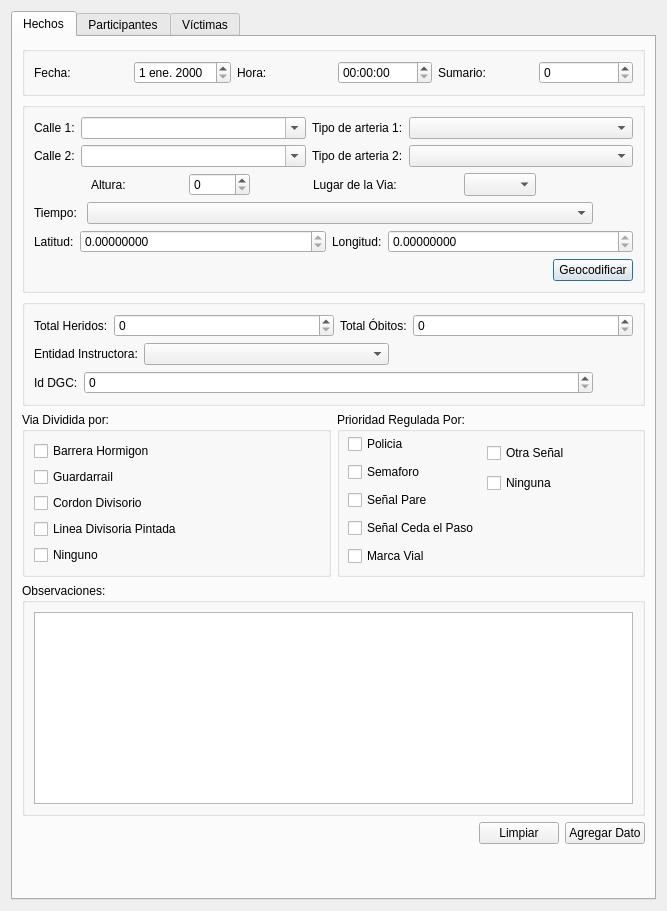
Qt form designer/gui_feu.ui (IvanBodnar/feu) before a commit.
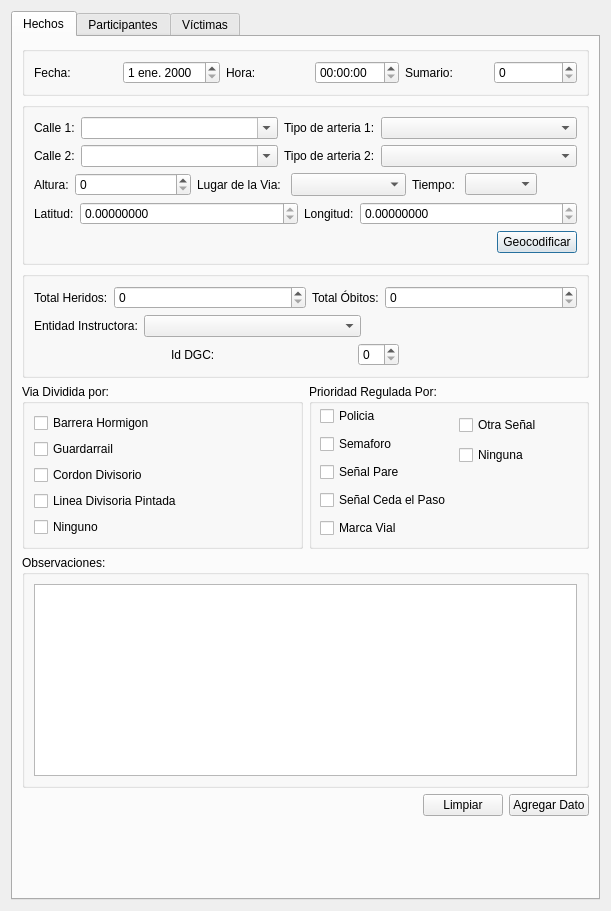
The same form after that commit.

Commit message: Agregado marca y modelo en combobox csv

```diff
--- a/designer/gui_feu.ui
+++ b/designer/gui_feu.ui
@@ -6,7 +6,7 @@
    <rect>
     <x>0</x>
     <y>0</y>
-    <width>667</width>
+    <width>611</width>
     <height>911</height>
    </rect>
   </property>
@@ -64,7 +64,11 @@
              </widget>
             </item>
             <item>
-             <widget class="QSpinBox" name="sumario_spinBox"/>
+             <widget class="QSpinBox" name="sumario_spinBox">
+              <property name="maximum">
+               <number>5000</number>
+              </property>
+             </widget>
             </item>
            </layout>
           </item>
@@ -182,7 +186,7 @@
             <item>
              <widget class="QSpinBox" name="altura_spinBox">
               <property name="sizePolicy">
-               <sizepolicy hsizetype="Maximum" vsizetype="Fixed">
+               <sizepolicy hsizetype="Preferred" vsizetype="Fixed">
                 <horstretch>0</horstretch>
                 <verstretch>0</verstretch>
                </sizepolicy>
@@ -208,33 +212,13 @@
             <item>
              <widget class="QComboBox" name="lugarVia_comboBox">
               <property name="sizePolicy">
-               <sizepolicy hsizetype="Maximum" vsizetype="Minimum">
+               <sizepolicy hsizetype="Preferred" vsizetype="Minimum">
                 <horstretch>0</horstretch>
                 <verstretch>0</verstretch>
                </sizepolicy>
               </property>
              </widget>
             </item>
-            <item>
-             <spacer name="horizontalSpacer">
-              <property name="orientation">
-               <enum>Qt::Horizontal</enum>
-              </property>
-              <property name="sizeType">
-               <enum>QSizePolicy::Minimum</enum>
-              </property>
-              <property name="sizeHint" stdset="0">
-               <size>
-                <width>40</width>
-                <height>20</height>
-               </size>
-              </property>
-             </spacer>
-            </item>
-           </layout>
-          </item>
-          <item>
-           <layout class="QHBoxLayout" name="horizontalLayout_4">
             <item>
              <widget class="QLabel" name="label_28">
               <property name="sizePolicy">
@@ -251,7 +235,7 @@
             <item>
              <widget class="QComboBox" name="tiempo_comboBox">
               <property name="sizePolicy">
-               <sizepolicy hsizetype="Minimum" vsizetype="Fixed">
+               <sizepolicy hsizetype="Maximum" vsizetype="Fixed">
                 <horstretch>0</horstretch>
                 <verstretch>0</verstretch>
                </sizepolicy>
@@ -259,7 +243,7 @@
              </widget>
             </item>
             <item>
-             <spacer name="horizontalSpacer_9">
+             <spacer name="horizontalSpacer">
               <property name="orientation">
                <enum>Qt::Horizontal</enum>
               </property>
@@ -462,7 +446,7 @@
             <item>
              <widget class="QSpinBox" name="idDgc_spinBox">
               <property name="sizePolicy">
-               <sizepolicy hsizetype="Minimum" vsizetype="Fixed">
+               <sizepolicy hsizetype="Maximum" vsizetype="Fixed">
                 <horstretch>0</horstretch>
                 <verstretch>0</verstretch>
                </sizepolicy>
```
The commit also changes 2 other files.
